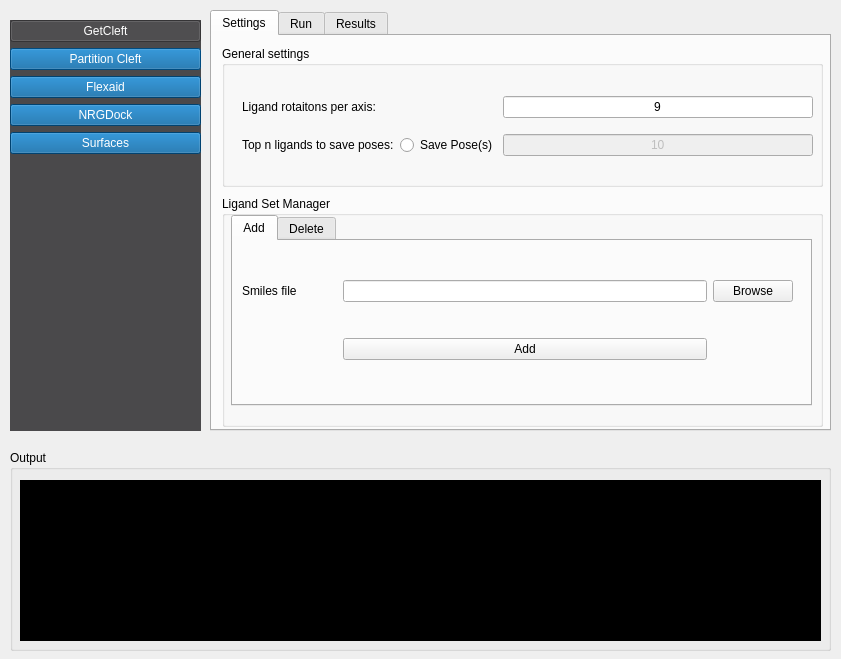
Qt form nrgdock_widget.ui (ThomasDesc/NRG_plugin) before a commit.
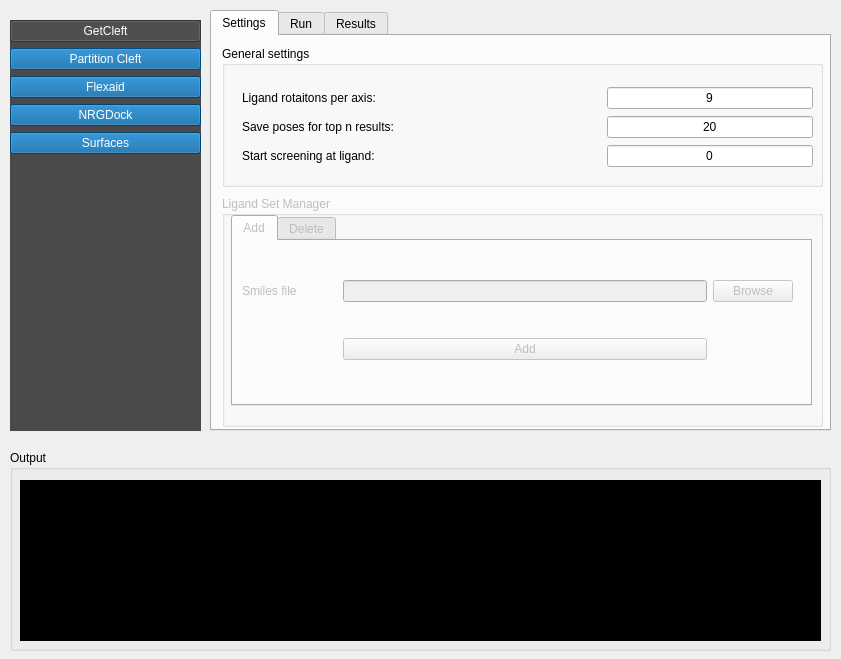
The same form after that commit. The open tabs and pages were chosen to show the change.

Commit message: ligand sets

What changed in the file:
```diff
--- a/nrgdock_widget.ui
+++ b/nrgdock_widget.ui
@@ -1082,10 +1082,23 @@
           <x>20</x>
           <y>40</y>
           <width>571</width>
-          <height>81</height>
+          <height>85</height>
          </rect>
         </property>
         <layout class="QGridLayout" name="gridLayout_9">
+         <item row="0" column="1">
+          <spacer name="horizontalSpacer_6">
+           <property name="orientation">
+            <enum>Qt::Horizontal</enum>
+           </property>
+           <property name="sizeHint" stdset="0">
+            <size>
+             <width>40</width>
+             <height>20</height>
+            </size>
+           </property>
+          </spacer>
+         </item>
          <item row="0" column="2">
           <widget class="QLineEdit" name="input_num_chromosomes_2">
            <property name="text">
@@ -1106,10 +1119,10 @@
          <item row="1" column="2">
           <widget class="QLineEdit" name="input_num_chromosomes_3">
            <property name="enabled">
-            <bool>false</bool>
+            <bool>true</bool>
            </property>
            <property name="text">
-            <string>10</string>
+            <string>20</string>
            </property>
            <property name="alignment">
             <set>Qt::AlignCenter</set>
@@ -1125,14 +1138,24 @@
          <item row="1" column="0">
           <widget class="QLabel" name="label_38">
            <property name="text">
-            <string>&lt;html&gt;&lt;head/&gt;&lt;body&gt;&lt;p&gt;Top n ligands to save poses:&lt;/p&gt;&lt;/body&gt;&lt;/html&gt;</string>
+            <string>&lt;html&gt;&lt;head/&gt;&lt;body&gt;&lt;p&gt;Save poses for top n results:&lt;/p&gt;&lt;/body&gt;&lt;/html&gt;</string>
            </property>
           </widget>
          </item>
-         <item row="1" column="1">
-          <widget class="QRadioButton" name="radioButton">
+         <item row="2" column="0">
+          <widget class="QLabel" name="label_7">
            <property name="text">
-            <string>Save Pose(s)</string>
+            <string>Start screening at ligand:</string>
+           </property>
+          </widget>
+         </item>
+         <item row="2" column="2">
+          <widget class="QLineEdit" name="nrgdock_start_ligand">
+           <property name="text">
+            <string>0</string>
+           </property>
+           <property name="alignment">
+            <set>Qt::AlignCenter</set>
            </property>
           </widget>
          </item>
@@ -1140,6 +1163,9 @@
        </widget>
       </widget>
       <widget class="QGroupBox" name="groupBox_13">
+       <property name="enabled">
+        <bool>false</bool>
+       </property>
        <property name="geometry">
         <rect>
          <x>10</x>
```
Left out of the diff: 8 changed lines with no effect on the pictures. The commit also changes 5 other files.
